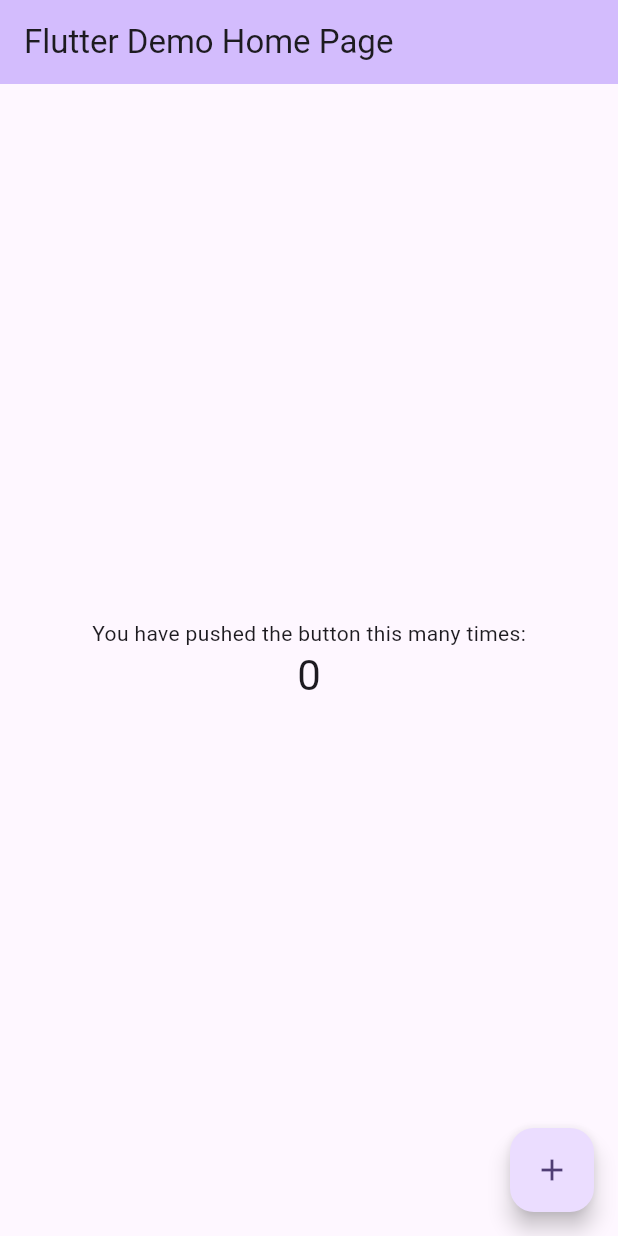
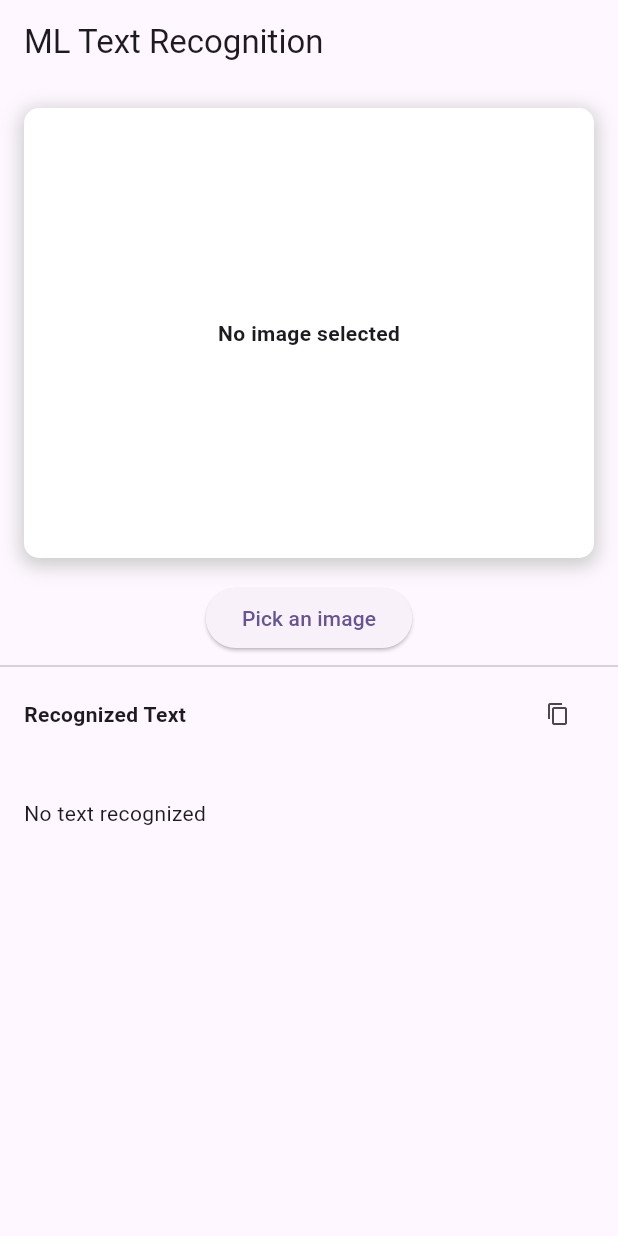
Before and after one commit to chaosmac1/bridge-puzzle, a Flutter app: the screen it shows after launch, on a phone screen of 412 x 824 dp. Run offline on Flutter 3.47's test engine with Material 3 defaults, Android fonts, the phone set to English and light mode, and no system bars; our stand-ins replace image_picker; missing offline and left inert: google_mlkit_text_recognition.

Commit message:
textRecognition

```diff
--- /dev/null
+++ b/frontend/lib/home_screen.dart
@@ -0,0 +1,202 @@
+import 'package:flutter/material.dart';
+import 'package:flutter/services.dart';
+import 'package:google_mlkit_text_recognition/google_mlkit_text_recognition.dart';
+import 'package:image_picker/image_picker.dart';
+import 'image_preview.dart';
+
+class HomeScreen extends StatefulWidget {
+  const HomeScreen({super.key});
+
+  @override
+  State<HomeScreen> createState() => _HomeScreenState();
+}
+
+class _HomeScreenState extends State<HomeScreen> {
+  late TextRecognizer textRecognizer;
+  late ImagePicker imagePicker;
+
+  String? pickedImagePath;
+  String recognizedText = "";
+
+  bool isRecognizing = false;
+
+  @override
+  void initState() {
+    super.initState();
+
+    textRecognizer = TextRecognizer(script: TextRecognitionScript.latin);
+    imagePicker = ImagePicker();
+  }
+
+  void _pickImageAndProcess({required ImageSource source}) async {
+    final pickedImage = await imagePicker.pickImage(source: source);
+
+    if (pickedImage == null) {
+      return;
+    }
+
+    setState(() {
+      pickedImagePath = pickedImage.path;
+      isRecognizing = true;
+    });
+
+    try {
+      final inputImage = InputImage.fromFilePath(pickedImage.path);
+      final RecognizedText recognisedText =
+      await textRecognizer.processImage(inputImage);
+
+      recognizedText = "";
+
+      for (TextBlock block in recognisedText.blocks) {
+        for (TextLine line in block.lines) {
+          recognizedText += "${line.text}\n";
+        }
+      }
+    } catch (e) {
+      if (!mounted) {
+        return;
+      }
+
+      ScaffoldMessenger.of(context).showSnackBar(
+        SnackBar(
+          content: Text('Error recognizing text: $e'),
+        ),
+      );
+    } finally {
+      setState(() {
+        isRecognizing = false;
+      });
+    }
+  }
+
+  void _chooseImageSourceModal() {
+    showModalBottomSheet(
+      context: context,
+      builder: (context) {
+        return Padding(
+          padding: const EdgeInsets.symmetric(vertical: 20, horizontal: 16),
+          child: Column(
+            mainAxisSize: MainAxisSize.min,
+            children: <Widget>[
+              ListTile(
+                leading: const Icon(Icons.photo_library),
+                title: const Text('Choose from gallery'),
+                onTap: () {
+                  Navigator.pop(context);
+                  _pickImageAndProcess(source: ImageSource.gallery);
+                },
+              ),
+              ListTile(
+                leading: const Icon(Icons.camera_alt),
+                title: const Text('Take a picture'),
+                onTap: () {
+                  Navigator.pop(context);
+                  _pickImageAndProcess(source: ImageSource.camera);
+                },
+              ),
+            ],
+          ),
+        );
+      },
+    );
+  }
+
+  void _copyTextToClipboard() async {
+    if (recognizedText.isNotEmpty) {
+      await Clipboard.setData(ClipboardData(text: recognizedText));
+      if (!mounted) {
+        return;
+      }
+
+      ScaffoldMessenger.of(context).showSnackBar(
+        const SnackBar(
+          content: Text('Text copied to clipboard'),
+        ),
+      );
+    }
+  }
+
+  @override
+  Widget build(BuildContext context) {
+    return Scaffold(
+      appBar: AppBar(
+        title: const Text('ML Text Recognition'),
+      ),
+      body: SafeArea(
+        child: Column(
+          children: <Widget>[
+            Padding(
+              padding: const EdgeInsets.all(16.0),
+              child: ImagePreview(imagePath: pickedImagePath),
+            ),
+            ElevatedButton(
+              onPressed: isRecognizing ? null : _chooseImageSourceModal,
+              child: Row(
+                mainAxisSize: MainAxisSize.min,
+                children: [
+                  const Text('Pick an image'),
+                  if (isRecognizing) ...[
+                    const SizedBox(width: 20),
+                    const SizedBox(
+                      width: 16,
+                      height: 16,
+                      child: CircularProgressIndicator(
+                        strokeWidth: 1.5,
+                      ),
+                    ),
+                  ],
+                ],
+              ),
+            ),
+            const Divider(),
+            Padding(
+              padding: const EdgeInsets.only(
+                left: 16,
+                right: 16,
+                bottom: 16,
+              ),
+              child: Row(
+                mainAxisAlignment: MainAxisAlignment.spaceBetween,
+                children: [
+                  const Text(
+                    "Recognized Text",
+                    style: TextStyle(
+                      fontWeight: FontWeight.bold,
+                    ),
+                  ),
+                  IconButton(
+                    icon: const Icon(
+                      Icons.copy,
+                      size: 16,
+                    ),
+                    onPressed: _copyTextToClipboard,
+                  ),
+                ],
+              ),
+            ),
+            if (!isRecognizing) ...[
+              Expanded(
+                child: Scrollbar(
+                  child: SingleChildScrollView(
+                    padding: const EdgeInsets.all(16),
+                    child: Row(
+                      children: [
+                        Flexible(
+                          child: SelectableText(
+                            recognizedText.isEmpty
+                                ? "No text recognized"
+                                : recognizedText,
+                          ),
+                        ),
+                      ],
+                    ),
+                  ),
+                ),
+              ),
+            ],
+          ],
+        ),
+      ),
+    );
+  }
+}
--- /dev/null
+++ b/frontend/lib/image_preview.dart
@@ -0,0 +1,44 @@
+import 'dart:io';
+import 'package:flutter/material.dart';
+
+class ImagePreview extends StatelessWidget {
+  const ImagePreview({
+    Key? key,
+    required this.imagePath,
+  }) : super(key: key);
+
+  final String? imagePath;
+
+  @override
+  Widget build(BuildContext context) {
+    return Container(
+      width: double.infinity,
+      height: 300,
+      decoration: BoxDecoration(
+        color: Colors.white,
+        borderRadius: BorderRadius.circular(10),
+        boxShadow: const [
+          BoxShadow(
+            color: Color.fromARGB(255, 203, 203, 203),
+            blurRadius: 10,
+            spreadRadius: 2,
+            offset: Offset(0, 3),
+          ),
+        ],
+      ),
+      child: imagePath == null
+          ? const Center(
+        child: Text(
+          "No image selected",
+          style: TextStyle(
+            fontWeight: FontWeight.bold,
+          ),
+        ),
+      )
+          : Image.file(
+        File(imagePath!),
+        fit: BoxFit.contain,
+      ),
+    );
+  }
+}
--- a/frontend/lib/main.dart
+++ b/frontend/lib/main.dart
@@ -1,4 +1,5 @@
 import 'package:flutter/material.dart';
+import 'home_screen.dart';
 
 void main() {
   runApp(const MyApp());
@@ -7,119 +8,16 @@ void main() {
 class MyApp extends StatelessWidget {
   const MyApp({super.key});
 
-  // This widget is the root of your application.
   @override
   Widget build(BuildContext context) {
     return MaterialApp(
-      title: 'Flutter Demo',
+      title: 'ML Text Recognition',
+      debugShowCheckedModeBanner: false,
       theme: ThemeData(
-        // This is the theme of your application.
-        //
-        // TRY THIS: Try running your application with "flutter run". You'll see
-        // the application has a purple toolbar. Then, without quitting the app,
-        // try changing the seedColor in the colorScheme below to Colors.green
-        // and then invoke "hot reload" (save your changes or press the "hot
-        // reload" button in a Flutter-supported IDE, or press "r" if you used
-        // the command line to start the app).
-        //
-        // Notice that the counter didn't reset back to zero; the application
-        // state is not lost during the reload. To reset the state, use hot
-        // restart instead.
-        //
-        // This works for code too, not just values: Most code changes can be
-        // tested with just a hot reload.
         colorScheme: ColorScheme.fromSeed(seedColor: Colors.deepPurple),
         useMaterial3: true,
       ),
-      home: const MyHomePage(title: 'Flutter Demo Home Page'),
+      home: const HomeScreen(),
     );
   }
 }
-
-class MyHomePage extends StatefulWidget {
-  const MyHomePage({super.key, required this.title});
-
-  // This widget is the home page of your application. It is stateful, meaning
-  // that it has a State object (defined below) that contains fields that affect
-  // how it looks.
-
-  // This class is the configuration for the state. It holds the values (in this
-  // case the title) provided by the parent (in this case the App widget) and
-  // used by the build method of the State. Fields in a Widget subclass are
-  // always marked "final".
-
-  final String title;
-
-  @override
-  State<MyHomePage> createState() => _MyHomePageState();
-}
-
-class _MyHomePageState extends State<MyHomePage> {
-  int _counter = 0;
-
-  void _incrementCounter() {
-    setState(() {
-      // This call to setState tells the Flutter framework that something has
-      // changed in this State, which causes it to rerun the build method below
-      // so that the display can reflect the updated values. If we changed
-      // _counter without calling setState(), then the build method would not be
-      // called again, and so nothing would appear to happen.
-      _counter++;
-    });
-  }
-
-  @override
-  Widget build(BuildContext context) {
-    // This method is rerun every time setState is called, for instance as done
-    // by the _incrementCounter method above.
-    //
-    // The Flutter framework has been optimized to make rerunning build methods
-    // fast, so that you can just rebuild anything that needs updating rather
-    // than having to individually change instances of widgets.
-    return Scaffold(
-      appBar: AppBar(
-        // TRY THIS: Try changing the color here to a specific color (to
-        // Colors.amber, perhaps?) and trigger a hot reload to see the AppBar
-        // change color while the other colors stay the same.
-        backgroundColor: Theme.of(context).colorScheme.inversePrimary,
-        // Here we take the value from the MyHomePage object that was created by
-        // the App.build method, and use it to set our appbar title.
-        title: Text(widget.title),
-      ),
-      body: Center(
-        // Center is a layout widget. It takes a single child and positions it
-        // in the middle of the parent.
-        child: Column(
-          // Column is also a layout widget. It takes a list of children and
-          // arranges them vertically. By default, it sizes itself to fit its
-          // children horizontally, and tries to be as tall as its parent.
-          //
-          // Column has various properties to control how it sizes itself and
-          // how it positions its children. Here we use mainAxisAlignment to
-          // center the children vertically; the main axis here is the vertical
-          // axis because Columns are vertical (the cross axis would be
-          // horizontal).
-          //
-          // TRY THIS: Invoke "debug painting" (choose the "Toggle Debug Paint"
-          // action in the IDE, or press "p" in the console), to see the
-          // wireframe for each widget.
-          mainAxisAlignment: MainAxisAlignment.center,
-          children: <Widget>[
-            const Text(
-              'You have pushed the button this many times:',
-            ),
-            Text(
-              '$_counter',
-              style: Theme.of(context).textTheme.headlineMedium,
-            ),
-          ],
-        ),
-      ),
-      floatingActionButton: FloatingActionButton(
-        onPressed: _incrementCounter,
-        tooltip: 'Increment',
-        child: const Icon(Icons.add),
-      ), // This trailing comma makes auto-formatting nicer for build methods.
-    );
-  }
-}
--- a/frontend/pubspec.yaml
+++ b/frontend/pubspec.yaml
@@ -35,6 +35,9 @@ dependencies:
   # The following adds the Cupertino Icons font to your application.
   # Use with the CupertinoIcons class for iOS style icons.
   cupertino_icons: ^1.0.8
+  google_mlkit_text_recognition: ^0.15.0
+  google_mlkit_object_detection: ^0.15.0
+  image_picker: ^1.1.2
 
 dev_dependencies:
   flutter_test:
@@ -45,7 +48,7 @@ dev_dependencies:
   # activated in the `analysis_options.yaml` file located at the root of your
   # package. See that file for information about deactivating specific lint
   # rules and activating additional ones.
-  flutter_lints: ^4.0.0
+  flutter_lints: ^5.0.0
 
 # For information on the generic Dart part of this file, see the
 # following page: https://dart.dev/tools/pub/pubspec
```
Also changed, not shown: frontend/pubspec.lock, 8 other files.
